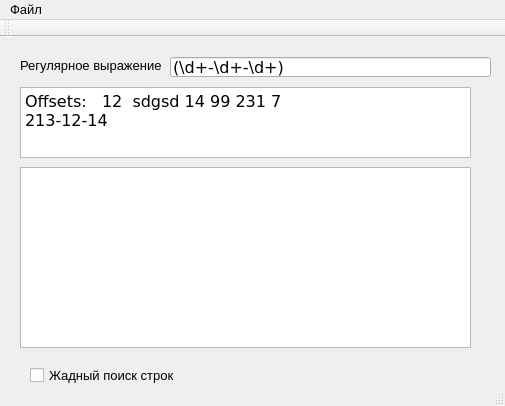
Qt form lesson_9/QRegExp/mainwindow.ui (Chuvi-w/cpp) before a commit.
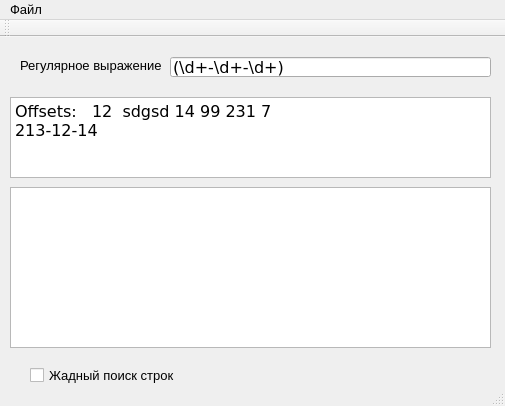
The same form after that commit.

Commit message: Демонстрация приёмов работы с UI и QRegExp

The edit to the form file:
```diff
--- a/lesson_9/QRegExp/mainwindow.ui
+++ b/lesson_9/QRegExp/mainwindow.ui
@@ -54,18 +54,33 @@
    <widget class="QPlainTextEdit" name="sourceText">
     <property name="geometry">
      <rect>
-      <x>20</x>
-      <y>50</y>
-      <width>451</width>
-      <height>71</height>
+      <x>10</x>
+      <y>60</y>
+      <width>481</width>
+      <height>81</height>
      </rect>
     </property>
+    <property name="sizePolicy">
+     <sizepolicy hsizetype="Maximum" vsizetype="Expanding">
+      <horstretch>0</horstretch>
+      <verstretch>0</verstretch>
+     </sizepolicy>
+    </property>
+    <property name="sizeIncrement">
+     <size>
+      <width>1</width>
+      <height>1</height>
+     </size>
+    </property>
     <property name="font">
      <font>
       <family>Verdana</family>
       <pointsize>12</pointsize>
      </font>
     </property>
+    <property name="sizeAdjustPolicy">
+     <enum>QAbstractScrollArea::AdjustToContentsOnFirstShow</enum>
+    </property>
     <property name="plainText">
      <string>Offsets:   12  sdgsd 14 99 231 7
 213-12-14</string>
@@ -74,10 +89,10 @@
    <widget class="QPlainTextEdit" name="resultText">
     <property name="geometry">
      <rect>
-      <x>20</x>
-      <y>130</y>
-      <width>451</width>
-      <height>181</height>
+      <x>10</x>
+      <y>150</y>
+      <width>481</width>
+      <height>161</height>
      </rect>
     </property>
     <property name="font">
```
Left out of the diff: 49 changed lines with no effect on the pictures. The commit also changes 3 other files.
